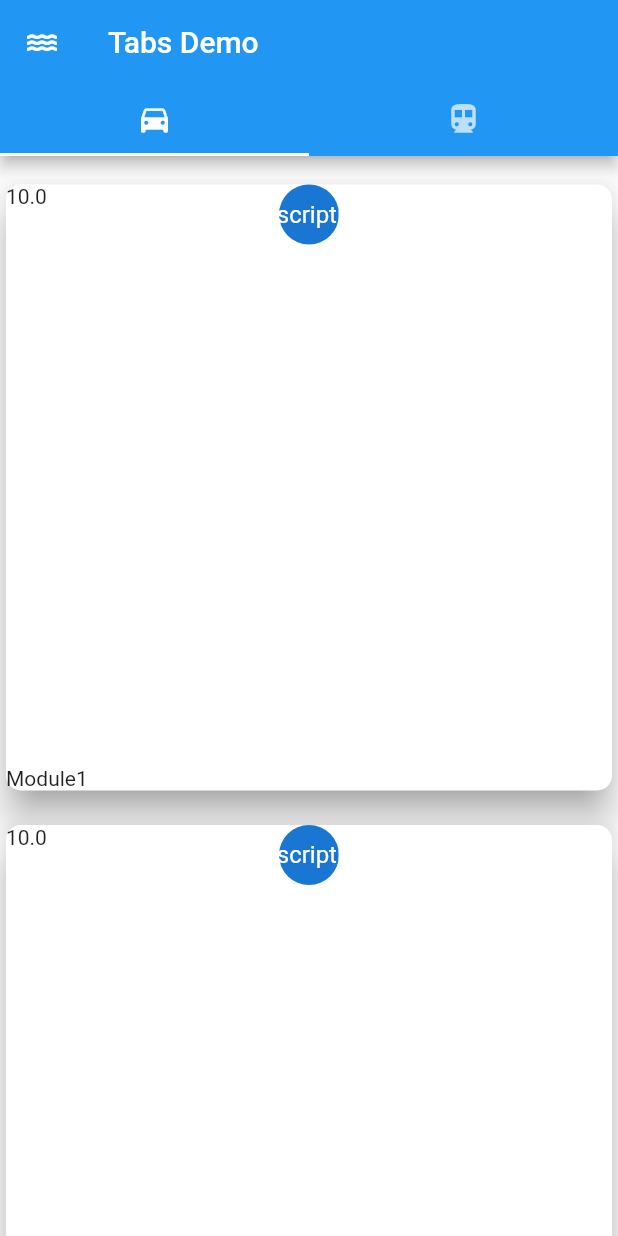
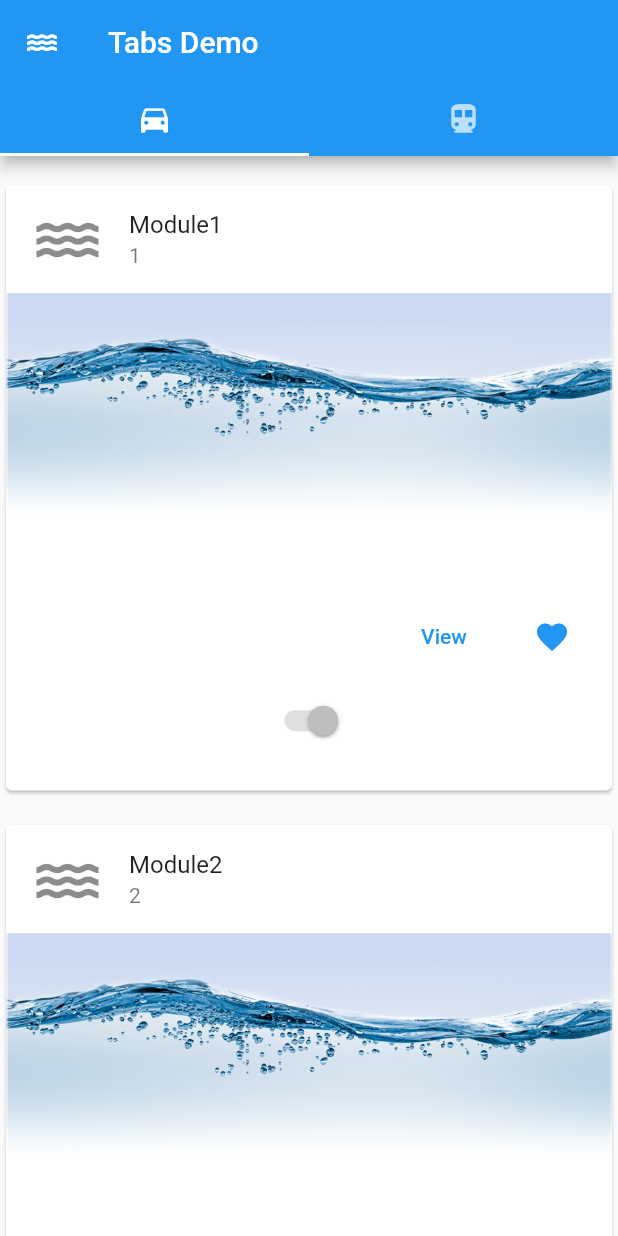
Before and after one commit to AbdullahPS/WaterApp, a Flutter app: the screen it shows after launch, after a tap on "Login", on a phone screen of 412 x 824 dp. Run offline on Flutter 3.47's test engine with Material 2 defaults, Android fonts, the phone set to English and light mode, and no system bars; network calls fail.

Commit message:
Add new sceeens, navigations and modules

```diff
--- a/lib/modules/watermodules.dart
+++ b/lib/modules/watermodules.dart
@@ -2,5 +2,6 @@ class WaterModules {
   final int id;
   final String name;
   final double price;
-  WaterModules({this.id, this.name, this.price});
+  final bool isLoved;
+  WaterModules({this.id, this.name, this.price, this.isLoved = false});
 }
--- a/lib/screens/homepage.dart
+++ b/lib/screens/homepage.dart
@@ -2,7 +2,6 @@ import 'package:flutter/material.dart';
 import 'package:flutter/rendering.dart';
 import 'package:watercontrol/screens/register.dart';
 import 'watermodule.dart';
-import 'package:watercontrol/utilities/constansts.dart';
 
 class Homepage extends StatelessWidget {
   static const routePathName = 'Homepage';
--- a/lib/screens/watermodule.dart
+++ b/lib/screens/watermodule.dart
@@ -1,6 +1,5 @@
 import 'package:flutter/material.dart';
-import 'package:watercontrol/widgets/card.dart';
-import 'package:watercontrol/utilities/waterlist.dart';
+import 'package:watercontrol/widgets/cardbuilder.dart';
 
 class Watermodule extends StatefulWidget {
   static const routePathName = 'Watermodule';
@@ -31,28 +30,11 @@ class _State extends State<Watermodule> {
                 child: TabBarView(
                   children: [
                     Column(
-                      children: [
-                        Expanded(
-                          child: GridView.builder(
-                              gridDelegate:
-                                  SliverGridDelegateWithFixedCrossAxisCount(
-                                crossAxisCount: 1,
-                                crossAxisSpacing: 15.0,
-                                mainAxisSpacing: 15.0,
-                              ),
-                              itemCount: myList.length,
-                              itemBuilder: (BuildContext context, int index) {
-                                return WaterCard(
-                                  name: myList[index].name,
-                                  id: myList[index].id,
-                                  price: myList[index].price,
-                                );
-                              }),
-                          flex: 12,
-                        )
-                      ],
+                      children: [cardBuilder(listNum: 1)],
                     ),
-                    Icon(Icons.password),
+                    Column(
+                      children: [cardBuilder(listNum: 2)],
+                    ),
                   ],
                 ),
               ),
--- a/lib/utilities/waterlist.dart
+++ b/lib/utilities/waterlist.dart
@@ -1,11 +1,17 @@
 import '../modules/watermodules.dart';
 
 List<WaterModules> myList = [
-  WaterModules(id: 1, name: 'Module1', price: 10),
-  WaterModules(id: 2, name: 'Module2', price: 10),
-  WaterModules(id: 3, name: 'Module3', price: 10),
-  WaterModules(id: 4, name: 'Module4', price: 10),
-  WaterModules(id: 5, name: 'Module5', price: 10),
-  WaterModules(id: 6, name: 'Module6', price: 10),
-  WaterModules(id: 7, name: 'Module7', price: 10),
+  WaterModules(id: 1, name: 'Module1', price: 10, isLoved: false),
+  WaterModules(id: 2, name: 'Module2', price: 10, isLoved: false),
+  WaterModules(id: 3, name: 'Module3', price: 10, isLoved: false),
+  WaterModules(id: 4, name: 'Module4', price: 10, isLoved: false),
+  WaterModules(id: 5, name: 'Module5', price: 10, isLoved: false),
+  WaterModules(id: 6, name: 'Module6', price: 10, isLoved: false),
+  WaterModules(id: 7, name: 'Module7', price: 10, isLoved: false),
 ];
+List<WaterModules> myListLoved = [];
+
+void onPressedLove(int id) {
+  WaterModules module = myList.firstWhere((element) => element.id == id);
+  if (module.isLoved == false) myListLoved.add(module);
+}
--- a/lib/widgets/card.dart
+++ b/lib/widgets/card.dart
@@ -1,4 +1,6 @@
 import 'package:flutter/material.dart';
+import 'package:watercontrol/utilities/waterlist.dart';
+import 'package:watercontrol/screens/cartdetail.dart';
 
 class WaterCard extends StatelessWidget {
   final String name;
@@ -8,21 +10,41 @@ class WaterCard extends StatelessWidget {
   @override
   Widget build(BuildContext context) {
     return Container(
-      height: 200,
-      child: Card(
-        shadowColor: Colors.grey,
-        elevation: 10,
-        shape: RoundedRectangleBorder(
-          borderRadius: BorderRadius.circular(10.0),
-        ),
-        child: GridTile(
-          header: CircleAvatar(
-            child: Text('Description'),
+        height: 100,
+        child: GestureDetector(
+          child: Card(
+            child: Column(
+              mainAxisSize: MainAxisSize.min,
+              children: [
+                ListTile(
+                  leading: Icon(
+                    Icons.water,
+                    size: 50,
+                  ),
+                  title: Text(this.name),
+                  subtitle: Text(id.toString()),
+                ),
+                Image.asset('assets/images/water.png'),
+                ButtonBar(
+                  children: <Widget>[
+                    TextButton(
+                      child: Text('View'),
+                      onPressed: () {/* ... */},
+                    ),
+                    TextButton(
+                      child: Icon(Icons.favorite),
+                      onPressed: () {
+                        onPressedLove(id);
+                      },
+                    ),
+                  ],
+                ),
+                Switch(value: true, onChanged: null)
+              ],
+            ),
           ),
-          footer: Text(name),
-          child: Text(price.toString()),
-        ),
-      ),
-    );
+          onTap: (() => Navigator.push(
+              context, MaterialPageRoute(builder: (context) => CardDetail()))),
+        ));
   }
 }
--- /dev/null
+++ b/lib/widgets/cardbuilder.dart
@@ -0,0 +1,29 @@
+import 'package:flutter/material.dart';
+import 'package:watercontrol/utilities/waterlist.dart';
+import 'package:watercontrol/widgets/card.dart';
+
+class cardBuilder extends StatelessWidget {
+  final int listNum;
+  cardBuilder({this.listNum});
+  @override
+  Widget build(BuildContext context) {
+    List list = listNum == 1 ? myList : myListLoved;
+    return Expanded(
+      child: GridView.builder(
+          gridDelegate: SliverGridDelegateWithFixedCrossAxisCount(
+            crossAxisCount: 1,
+            crossAxisSpacing: 15.0,
+            mainAxisSpacing: 15.0,
+          ),
+          itemCount: list.length,
+          itemBuilder: (BuildContext context, int index) {
+            return WaterCard(
+              name: list[index].name,
+              id: list[index].id,
+              price: list[index].price,
+            );
+          }),
+      flex: 12,
+    );
+  }
+}
--- a/pubspec.yaml
+++ b/pubspec.yaml
@@ -34,6 +34,8 @@ dependencies:
 dev_dependencies:
   flutter_test:
     sdk: flutter
+  provider: ^5.0.0
+
 
 # For information on the generic Dart part of this file, see the
 # following page: https://dart.dev/tools/pub/pubspec
```
Also changed, not shown: lib/screens/cartdetail.dart (added, +55 -0 lines), lib/utilities/constansts.dart (added, +13 -0 lines), pubspec.lock.
